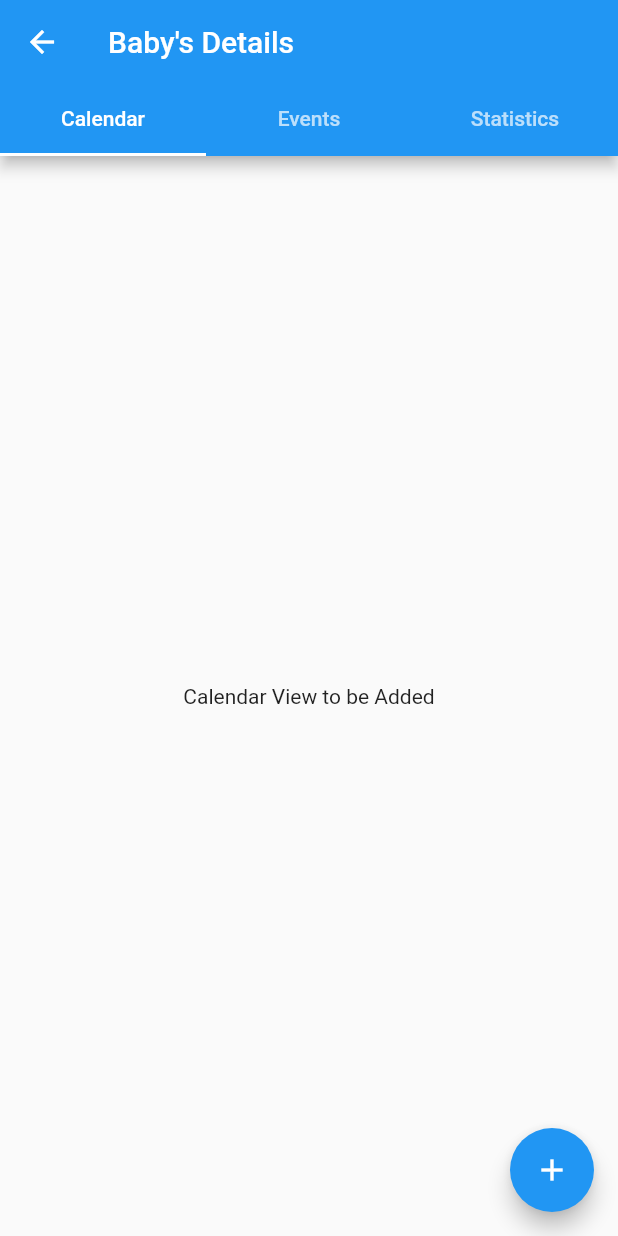
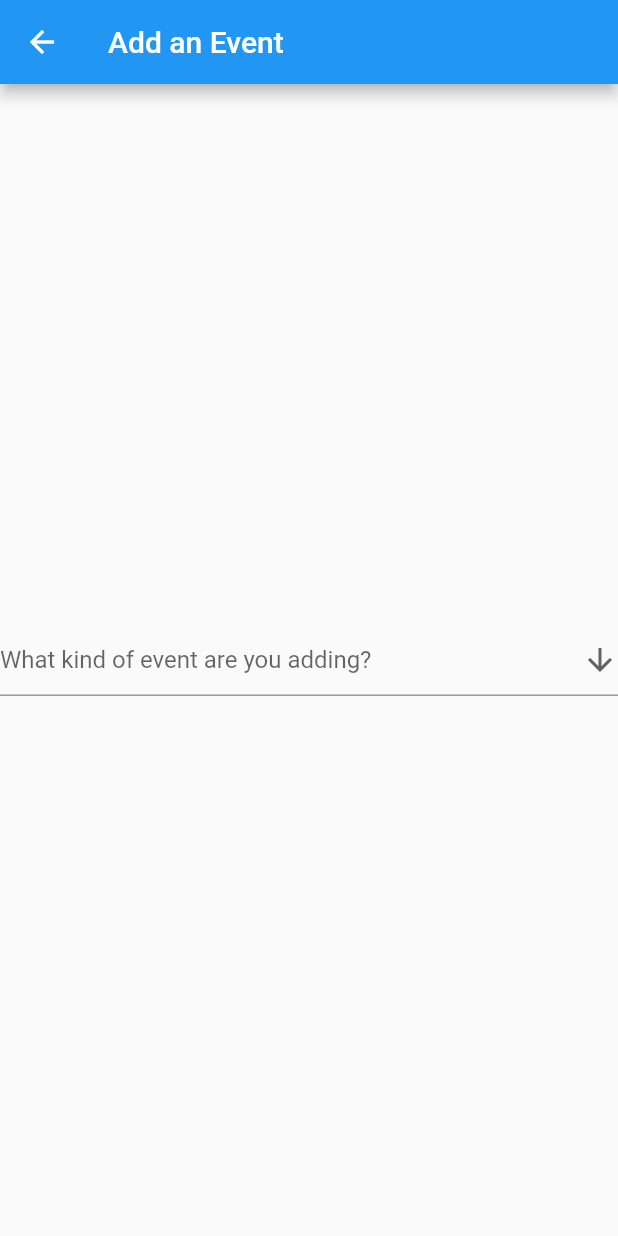
Before and after one commit to hwin1276/CS4901-Time-Complexity, a Flutter app: the DetailsPages screen opened directly, after a tap on the "add" icon, on a phone screen of 412 x 824 dp. Run offline on Flutter 3.47's test engine with Material 2 defaults, Android fonts, the phone set to English and light mode, and no system bars; our stand-ins replace sqflite; accounts and stored records are empty.

Commit message:
Created page to add event. Added drop down to page

```diff
--- /dev/null
+++ b/BabyTracker/baby_tracker/lib/createevent.dart
@@ -0,0 +1,49 @@
+import 'package:flutter/material.dart';
+
+
+class CreateEvent extends StatefulWidget {
+  const CreateEvent({Key? key}) : super(key: key);
+
+  @override
+  State<CreateEvent> createState() => _CreateEventState();
+}
+
+class _CreateEventState extends State<CreateEvent> {
+  String? dropdownValue;
+
+  @override
+  Widget build(BuildContext context) {
+    return Scaffold(
+        appBar: AppBar(
+          title: const Text('Add an Event'),
+        ),
+        body: Column(
+          mainAxisAlignment: MainAxisAlignment.center,
+          crossAxisAlignment: CrossAxisAlignment.center,
+          children: [
+            DropdownButtonFormField(
+              value: dropdownValue,
+              icon: Icon(Icons.arrow_downward),
+              hint: Text('What kind of event are you adding?'),
+              onChanged: (String? newValue) {
+                setState(() {
+                  dropdownValue = newValue!;
+                });
+              },
+              items: <String>[
+                'Diaper Change',
+                'Meal Time',
+                'Sleep Time',
+                'Accidents'
+              ].map<DropdownMenuItem<String>>((String value) {
+                return DropdownMenuItem<String>(
+                  value: value,
+                  child: Text(value),
+                );
+              }).toList(),
+            ),
+          ],
+        ),
+    );
+  }
+}
--- a/BabyTracker/baby_tracker/lib/loginpage.dart
+++ b/BabyTracker/baby_tracker/lib/loginpage.dart
@@ -92,7 +92,7 @@ class LoginPage extends StatelessWidget {
                             context,
                             MaterialPageRoute(
                             builder: (context) => const Home()
-                        )
+                          )
                         );
                       },
                       child: const Text(
--- a/BabyTracker/baby_tracker/lib/pages/calendar.dart
+++ b/BabyTracker/baby_tracker/lib/pages/calendar.dart
@@ -16,12 +16,6 @@ class _CalendarState extends State<Calendar> {
                 'Calendar View to be Added'
             )
         ),
-        floatingActionButton: FloatingActionButton(
-          onPressed: () {
-
-          },
-          child: const Icon(Icons.add)
-        ),
     );
   }
 }
--- a/BabyTracker/baby_tracker/lib/pages/detailspages.dart
+++ b/BabyTracker/baby_tracker/lib/pages/detailspages.dart
@@ -2,6 +2,7 @@ import 'package:baby_tracker/pages/calendar.dart';
 import 'package:baby_tracker/pages/eventlist.dart';
 import 'package:baby_tracker/pages/statistics.dart';
 import 'package:flutter/material.dart';
+import '../createevent.dart';
 
 class DetailsPages extends StatelessWidget {
   const DetailsPages({Key? key}) : super(key: key);
@@ -21,6 +22,17 @@ class DetailsPages extends StatelessWidget {
             ],
           ),
         ),
+        floatingActionButton: FloatingActionButton(
+            onPressed: () {
+              Navigator.push(
+                  context,
+                  MaterialPageRoute(
+                      builder: (context) => const CreateEvent()
+                  )
+              );
+            },
+          child: const Icon(Icons.add)
+        ),
         body: TabBarView(
           children: [
             Calendar(),
```
